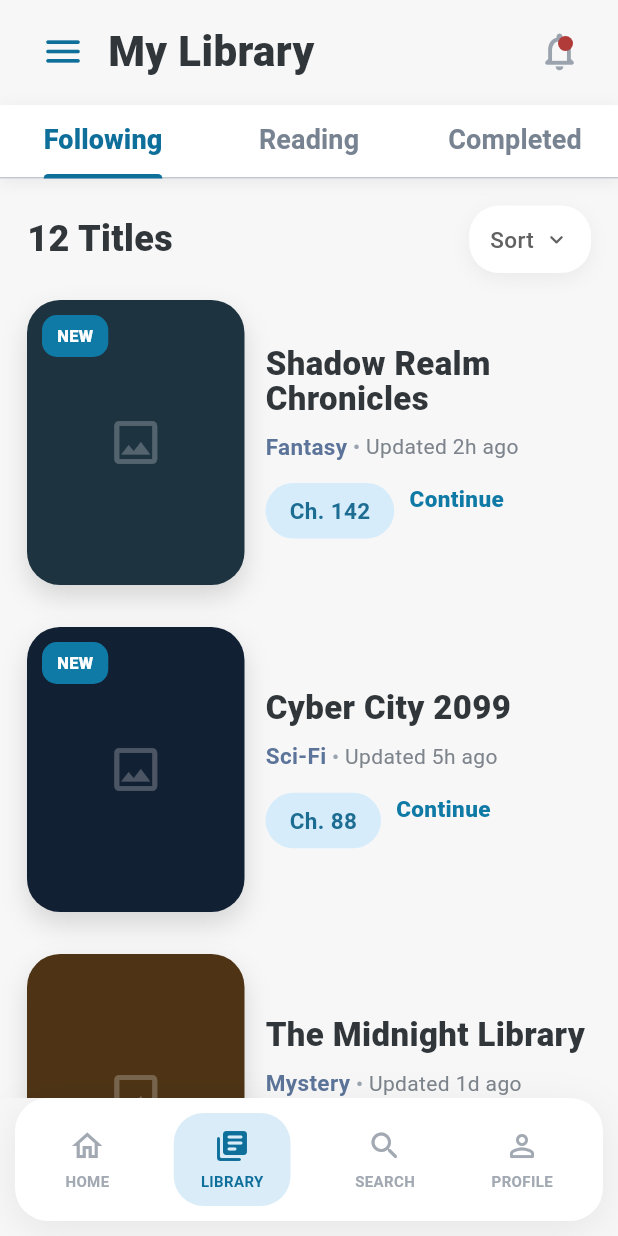
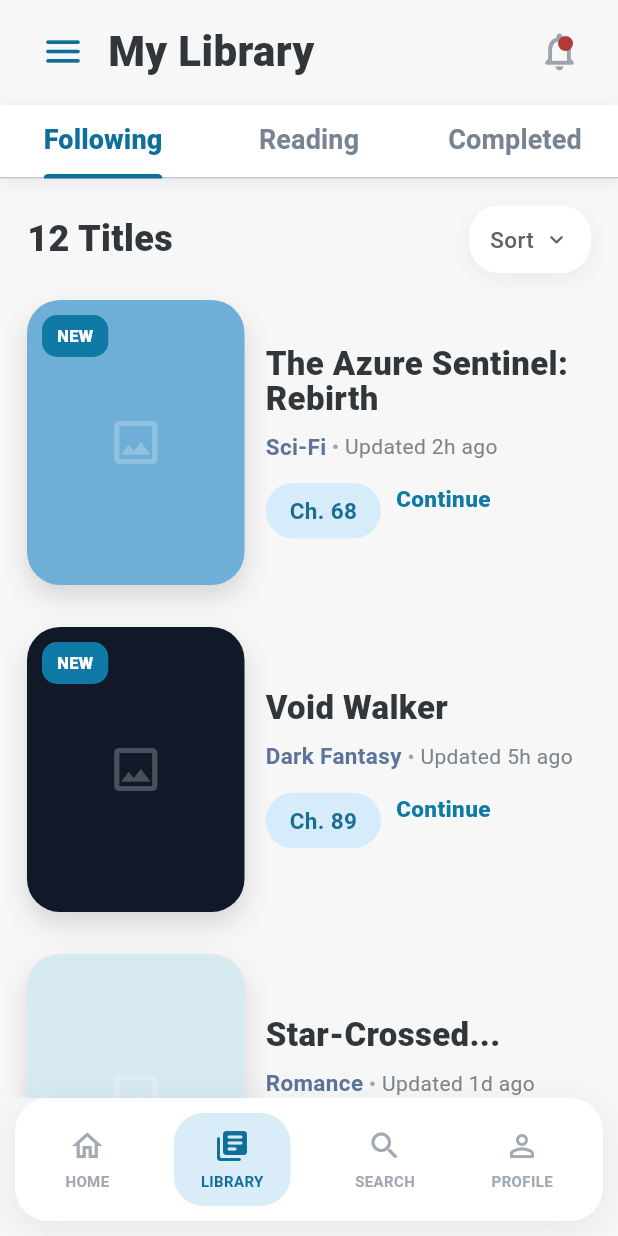
Before and after one commit to quangtu2509/Panellit-reading-app, a Flutter app: the LibraryPage screen opened directly, on a phone screen of 412 x 824 dp. Run offline on Flutter 3.47's test engine with Material 3 defaults, Android fonts, the phone set to English and light mode, and no system bars.

Commit message:
Add model/routes
Co-authored-by: Copilot <copilot@github.com>

```diff
--- a/lib/features/library/data/library_mock_data.dart
+++ b/lib/features/library/data/library_mock_data.dart
@@ -1,131 +1,145 @@
+import 'package:flutter/material.dart';
+import '../../discover/data/title_detail_mock_data.dart';
+import 'models/library_completed_item.dart';
 import 'models/library_item.dart';
 import 'models/library_reading_item.dart';
-import 'models/library_completed_item.dart';
-import 'package:flutter/material.dart';
 
 const int kLibraryTotalTitles = 12;
 
-const List<LibraryItem> kFollowingLibraryItems = [
+final List<LibraryItem> kFollowingLibraryItems = [
   LibraryItem(
-    title: 'Shadow Realm Chronicles',
-    genre: 'Fantasy',
+    title: 'The Azure Sentinel: Rebirth',
+    genre: 'Sci-Fi',
     updatedHoursAgo: 2,
-    chapter: 'Ch. 142',
+    chapter: 'Ch. 68',
     actionLabel: 'Continue',
     badge: 'NEW',
-    coverColor: Color(0xFF1E3340),
+    coverColor: Color(0xFF6FAED6),
+    detail: kDetailAzureSentinel,
   ),
   LibraryItem(
-    title: 'Cyber City 2099',
-    genre: 'Sci-Fi',
+    title: 'Void Walker',
+    genre: 'Dark Fantasy',
     updatedHoursAgo: 5,
-    chapter: 'Ch. 88',
+    chapter: 'Ch. 89',
     actionLabel: 'Continue',
     badge: 'NEW',
-    coverColor: Color(0xFF122033),
+    coverColor: Color(0xFF111827),
+    detail: kDetailVoidWalker,
   ),
   LibraryItem(
-    title: 'The Midnight Library',
-    genre: 'Mystery',
+    title: 'Star-Crossed...',
+    genre: 'Romance',
     updatedHoursAgo: 24,
-    chapter: 'Ch. 24',
+    chapter: 'Ch. 142',
     actionLabel: 'Read Now',
-    coverColor: Color(0xFF4E3415),
+    coverColor: Color(0xFFD7E9F1),
+    detail: kDetailStarCrossed,
   ),
   LibraryItem(
-    title: "Ron's Path",
-    genre: 'Historical',
+    title: 'Eternal Horizon',
+    genre: 'Adventure',
     updatedHoursAgo: 72,
-    chapter: 'Ch. 12',
+    chapter: 'Ch. 112',
     actionLabel: 'Resume',
     badge: 'NEW',
-    coverColor: Color(0xFF5A2A31),
+    coverColor: Color(0xFFD8EAF4),
+    detail: kDetailEternalHorizon,
   ),
 ];
 
-const List<LibraryReadingItem> kReadingLibraryItems = [
+final List<LibraryReadingItem> kReadingLibraryItems = [
   LibraryReadingItem(
-    title: 'Shadow Realm Chronicles',
+    title: 'Final Quarter',
+    typeLabel: 'MANGA',
+    unitLabel: 'Chapter',
+    currentUnit: 12,
+    totalUnit: 24,
+    lastReadHoursAgo: 2,
+    coverColor: Color(0xFFE7E7E7),
+    detail: kDetailFinalQuarter,
+  ),
+  LibraryReadingItem(
+    title: 'The Azure Sentinel: Rebirth',
+    typeLabel: 'NOVEL',
+    unitLabel: 'Volume',
+    currentUnit: 32,
+    totalUnit: 68,
+    lastReadHoursAgo: 5,
+    coverColor: Color(0xFF6FAED6),
+    detail: kDetailAzureSentinel,
+  ),
+  LibraryReadingItem(
+    title: 'Void Walker',
     typeLabel: 'NOVEL',
     unitLabel: 'Chapter',
-    currentUnit: 45,
-    totalUnit: 120,
-    lastReadHoursAgo: 2,
-    coverColor: Color(0xFF1E3340),
+    currentUnit: 40,
+    totalUnit: 89,
+    lastReadHoursAgo: 24,
+    coverColor: Color(0xFF111827),
+    detail: kDetailVoidWalker,
   ),
   LibraryReadingItem(
-    title: 'Azure Sky High',
-    typeLabel: 'MANGA',
+    title: 'Eternal Horizon',
+    typeLabel: 'NOVEL',
     unitLabel: 'Volume',
-    currentUnit: 3,
-    totalUnit: 12,
-    lastReadHoursAgo: 5,
-    coverColor: Color(0xFF10243B),
-  ),
-  LibraryReadingItem(
-    title: "The Weaver's Paradox",
-    typeLabel: 'NOVEL',
-    unitLabel: 'Chapter',
-    currentUnit: 88,
-    totalUnit: 92,
-    lastReadHoursAgo: 24,
-    coverColor: Color(0xFF2B2722),
-  ),
-  LibraryReadingItem(
-    title: 'Midnight Tea Garden',
-    typeLabel: 'MANGA',
-    unitLabel: 'Volume',
-    currentUnit: 1,
-    totalUnit: 5,
+    currentUnit: 64,
+    totalUnit: 112,
     lastReadHoursAgo: 72,
-    coverColor: Color(0xFF272A31),
+    coverColor: Color(0xFFD8EAF4),
+    detail: kDetailEternalHorizon,
   ),
 ];
 
-const List<LibraryCompletedItem> kCompletedLibraryItems = [
+final List<LibraryCompletedItem> kCompletedLibraryItems = [
   LibraryCompletedItem(
-    title: "The Alchemist's Shadow",
+    title: 'Star-Crossed...',
+    typeLabel: 'MANGA',
+    unitLabel: 'Chapter',
+    totalUnit: 142,
+    completedHoursAgo: 12,
+    rating: 4.6,
+    coverColor: Color(0xFFD7E9F1),
+    detail: kDetailStarCrossed,
+  ),
+  LibraryCompletedItem(
+    title: 'Void Walker',
+    typeLabel: 'NOVEL',
+    unitLabel: 'Volume',
+    totalUnit: 89,
+    completedHoursAgo: 36,
+    rating: 4.7,
+    coverColor: Color(0xFF111827),
+    detail: kDetailVoidWalker,
+  ),
+  LibraryCompletedItem(
+    title: 'Final Quarter',
+    typeLabel: 'MANGA',
+    unitLabel: 'Chapter',
+    totalUnit: 24,
+    completedHoursAgo: 96,
+    rating: 4.3,
+    coverColor: Color(0xFFE7E7E7),
+    detail: kDetailFinalQuarter,
+  ),
+  LibraryCompletedItem(
+    title: 'Eternal Horizon',
     typeLabel: 'NOVEL',
     unitLabel: 'Chapter',
-    totalUnit: 108,
-    completedHoursAgo: 12,
+    totalUnit: 112,
+    completedHoursAgo: 168,
     rating: 4.9,
-    coverColor: Color(0xFF2A7597),
+    coverColor: Color(0xFFD8EAF4),
+    detail: kDetailEternalHorizon,
   ),
   LibraryCompletedItem(
-    title: 'Neon Horizon: Protocol Zero',
-    typeLabel: 'MANGA',
-    unitLabel: 'Volume',
-    totalUnit: 24,
-    completedHoursAgo: 36,
-    rating: 4.7,
-    coverColor: Color(0xFF30274A),
-  ),
-  LibraryCompletedItem(
-    title: 'Whispers of the Sakura',
+    title: 'The Azure Sentinel: Rebirth',
     typeLabel: 'NOVEL',
     unitLabel: 'Chapter',
-    totalUnit: 67,
-    completedHoursAgo: 96,
-    rating: 5.0,
-    coverColor: Color(0xFF7D5C70),
-  ),
-  LibraryCompletedItem(
-    title: 'The Forgotten Archivist',
-    typeLabel: 'NOVEL',
-    unitLabel: 'Chapter',
-    totalUnit: 92,
-    completedHoursAgo: 168,
-    rating: 4.5,
-    coverColor: Color(0xFF36393F),
-  ),
-  LibraryCompletedItem(
-    title: 'Skyward Bound',
-    typeLabel: 'NOVEL',
-    unitLabel: 'Chapter',
-    totalUnit: 84,
+    totalUnit: 68,
     completedHoursAgo: 216,
-    rating: 4.8,
-    coverColor: Color(0xFF7EA5A6),
+    rating: 4.9,
+    coverColor: Color(0xFF6FAED6),
+    detail: kDetailAzureSentinel,
   ),
 ];
--- a/lib/features/library/data/models/library_completed_item.dart
+++ b/lib/features/library/data/models/library_completed_item.dart
@@ -1,4 +1,6 @@
 import 'package:flutter/material.dart';
+
+import '../../../discover/data/models/title_detail_model.dart';
 
 class LibraryCompletedItem {
   final String title;
@@ -8,6 +10,7 @@ class LibraryCompletedItem {
   final int completedHoursAgo;
   final double rating;
   final Color coverColor;
+  final TitleDetailModel detail;
 
   const LibraryCompletedItem({
     required this.title,
@@ -17,6 +20,7 @@ class LibraryCompletedItem {
     required this.completedHoursAgo,
     required this.rating,
     required this.coverColor,
+    required this.detail,
   });
 
   String get progressLabel => '$unitLabel $totalUnit / $totalUnit';
--- a/lib/features/library/data/models/library_item.dart
+++ b/lib/features/library/data/models/library_item.dart
@@ -1,4 +1,6 @@
 import 'package:flutter/material.dart';
+
+import '../../../discover/data/models/title_detail_model.dart';
 
 enum LibrarySortOption { az, za, newestToOldest, oldestToNewest }
 
@@ -25,6 +27,7 @@ class LibraryItem {
   final String actionLabel;
   final String? badge;
   final Color coverColor;
+  final TitleDetailModel detail;
 
   const LibraryItem({
     required this.title,
@@ -33,6 +36,7 @@ class LibraryItem {
     required this.chapter,
     required this.actionLabel,
     required this.coverColor,
+    required this.detail,
     this.badge,
   });
 
--- a/lib/features/library/data/models/library_reading_item.dart
+++ b/lib/features/library/data/models/library_reading_item.dart
@@ -1,4 +1,6 @@
 import 'package:flutter/material.dart';
+
+import '../../../discover/data/models/title_detail_model.dart';
 
 class LibraryReadingItem {
   final String title;
@@ -8,6 +10,7 @@ class LibraryReadingItem {
   final int totalUnit;
   final int lastReadHoursAgo;
   final Color coverColor;
+  final TitleDetailModel detail;
 
   const LibraryReadingItem({
     required this.title,
@@ -17,6 +20,7 @@ class LibraryReadingItem {
     required this.totalUnit,
     required this.lastReadHoursAgo,
     required this.coverColor,
+    required this.detail,
   });
 
   double get progressValue {
--- a/lib/features/library/presentation/pages/library_page.dart
+++ b/lib/features/library/presentation/pages/library_page.dart
@@ -9,6 +9,7 @@ import '../../data/models/library_completed_item.dart';
 import '../../data/models/library_item.dart';
 import '../../data/models/library_reading_item.dart';
 import '../../../discover/presentation/pages/title_detail_page.dart';
+import '../../../discover/data/models/title_detail_model.dart';
 import '../theme/library_colors.dart';
 import '../widgets/library_bottom_nav.dart';
 import '../widgets/library_card.dart';
@@ -66,10 +67,11 @@ class _LibraryPageState extends State<LibraryPage> {
     );
   }
 
-  void _openDetail() {
+  void _openDetail(TitleDetailModel detail) {
     Navigator.of(context).push(
       buildSmoothPageRoute(
         TitleDetailPage(
+          detail: detail,
           onHomeTap: _openHome,
           onLibraryTap: _openLibrary,
           onSearchTap: () => _openSearch(replace: true),
@@ -156,7 +158,10 @@ class _LibraryPageState extends State<LibraryPage> {
         ...sortedItems.map((item) {
           return Padding(
             padding: const EdgeInsets.only(bottom: 28),
-            child: LibraryCard(item: item, onTap: _openDetail),
+            child: LibraryCard(
+              item: item,
+              onTap: () => _openDetail(item.detail),
+            ),
           );
         }),
         const LibraryRecommendBanner(),
@@ -179,7 +184,10 @@ class _LibraryPageState extends State<LibraryPage> {
         ...sortedItems.map((item) {
           return Padding(
             padding: const EdgeInsets.only(bottom: 22),
-            child: LibraryReadingCard(item: item, onTap: _openDetail),
+            child: LibraryReadingCard(
+              item: item,
+              onTap: () => _openDetail(item.detail),
+            ),
           );
         }),
       ],
@@ -201,7 +209,10 @@ class _LibraryPageState extends State<LibraryPage> {
         ...sortedItems.map((item) {
           return Padding(
             padding: const EdgeInsets.only(bottom: 24),
-            child: LibraryCompletedCard(item: item, onTap: _openDetail),
+            child: LibraryCompletedCard(
+              item: item,
+              onTap: () => _openDetail(item.detail),
+            ),
           );
         }),
       ],
```
Also changed, not shown: lib/features/discover/data/title_detail_mock_data.dart (+97 -26 lines), lib/features/home/data/home_mock_data.dart (+35 -21 lines), lib/features/home/data/models/home_content_models.dart (+8 -0 lines), lib/features/home/presentation/pages/home_page.dart (+5 -2 lines), lib/features/home/presentation/widgets/home_page_content.dart (+8 -5 lines).
